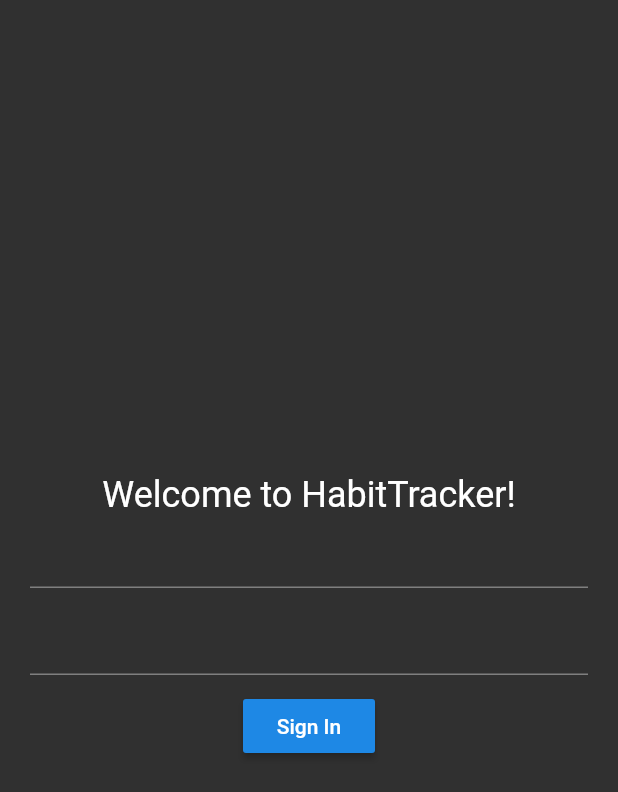
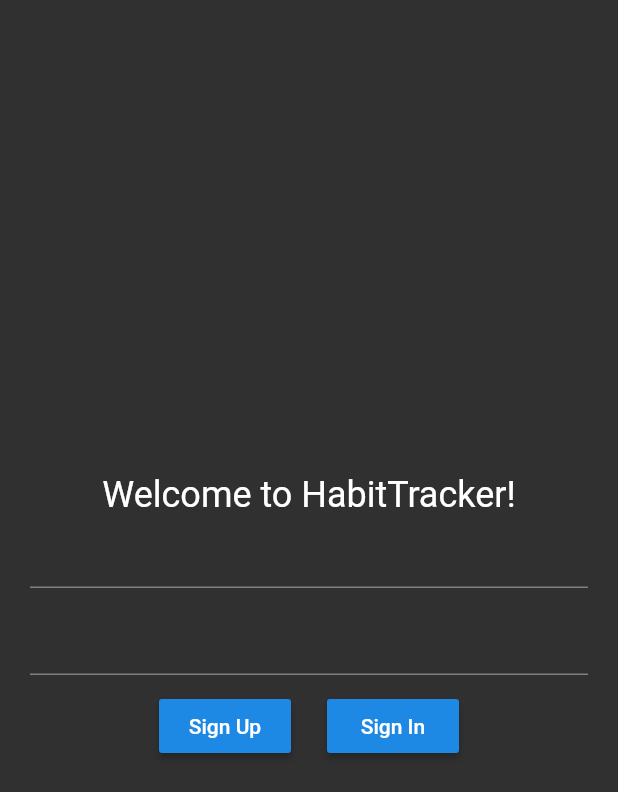
Before and after one commit to n-averyanov/habit_tracker_flutter, a Flutter app: the screen it shows after launch, after a tap on "Sign In", on a phone screen of 412 x 824 dp. Shown: the top 792 px of the screen. Run offline on Flutter 3.47's test engine with Material 2 defaults, Android fonts, the phone set to English and light mode, and no system bars; our stand-ins replace bloc, firebase_auth, flutter_bloc, sqflite; accounts and stored records are empty; network calls fail.

Commit message:
Sign Up with email and password

```diff
--- a/lib/blocs/auth_bloc/auth_bloc.dart
+++ b/lib/blocs/auth_bloc/auth_bloc.dart
@@ -2,6 +2,7 @@ import 'package:bloc/bloc.dart';
 import 'package:habit_tracker_flutter/blocs/auth_bloc/events/auth_event.dart';
 import 'package:habit_tracker_flutter/blocs/auth_bloc/events/init.dart';
 import 'package:habit_tracker_flutter/blocs/auth_bloc/events/sign_in.dart';
+import 'package:habit_tracker_flutter/blocs/auth_bloc/events/sign_up.dart';
 import 'package:habit_tracker_flutter/blocs/auth_bloc/states/auth_state.dart';
 import 'package:habit_tracker_flutter/blocs/auth_bloc/states/loading_state.dart';
 import 'package:habit_tracker_flutter/blocs/auth_bloc/states/user_logged_in.dart';
@@ -27,6 +28,9 @@ class AuthBlock extends Bloc<AuthEvent, AuthState> {
     } else if (event is LogOut) {
       await _auth.signOut();
       yield UserLoggedOut();
+    } else if (event is SignUp) {
+      final user = await _auth.signUp(event.email, event.password);
+      yield user == null ? UserLoggedOut() : UserLoggedIn(user);
     } else {
       throw Exception('Unknown event');
     }
--- /dev/null
+++ b/lib/blocs/auth_bloc/events/sign_up.dart
@@ -0,0 +1,8 @@
+import 'package:habit_tracker_flutter/blocs/auth_bloc/events/auth_event.dart';
+
+class SignUp extends AuthEvent {
+  final String email;
+  final String password;
+
+  SignUp(this.email, this.password);
+}
--- a/lib/main.dart
+++ b/lib/main.dart
@@ -3,6 +3,7 @@ import 'package:flutter_bloc/flutter_bloc.dart';
 import 'package:habit_tracker_flutter/blocs/auth_bloc/auth_bloc.dart';
 import 'package:habit_tracker_flutter/blocs/auth_bloc/events/sign_in.dart';
 import 'package:habit_tracker_flutter/blocs/auth_bloc/states/init_state.dart';
+import 'package:habit_tracker_flutter/screens/auth/register_screen.dart';
 import 'package:habit_tracker_flutter/screens/habit/habit_editor_page.dart';
 import 'package:habit_tracker_flutter/screens/settings_page.dart';
 import 'package:habit_tracker_flutter/themes.dart';
@@ -36,7 +37,8 @@ class MyApp extends StatelessWidget {
         routes: {
           '/': (context) => AuthControlWidget(),
           '/habit_editor': (context) => HabitEditorPage(),
-          '/settings': (context) => SettingsPage()
+          '/settings': (context) => SettingsPage(),
+          '/signUp': (context) => RegisterScreen()
         },
       ),
     );
--- a/lib/screens/auth/log_in_screen.dart
+++ b/lib/screens/auth/log_in_screen.dart
@@ -2,6 +2,7 @@ import 'package:flutter/material.dart';
 import 'package:flutter_bloc/flutter_bloc.dart';
 import 'package:habit_tracker_flutter/blocs/auth_bloc/auth_bloc.dart';
 import 'package:habit_tracker_flutter/blocs/auth_bloc/events/sign_in.dart';
+import 'package:habit_tracker_flutter/blocs/auth_bloc/events/sign_up.dart';
 
 class LogInScreen extends StatefulWidget {
   @override
@@ -43,12 +44,25 @@ class _LogInScreenState extends State<LogInScreen> {
                   SizedBox(
                     height: 10,
                   ),
-                  RaisedButton(
-                    onPressed: () {
-                      block.add(SignIn(
-                          _emailController.text, _passwordController.text));
-                    },
-                    child: Text('Sign In'),
+                  Row(
+                    mainAxisAlignment: MainAxisAlignment.center,
+                    children: [
+                      RaisedButton(
+                        onPressed: () {
+                          block.add(SignUp(_emailController.text.trim(),
+                              _passwordController.text.trim()));
+                        },
+                        child: Text('Sign Up'),
+                      ),
+                      SizedBox(width: 24),
+                      RaisedButton(
+                        onPressed: () {
+                          block.add(SignIn(_emailController.text.trim(),
+                              _passwordController.text.trim()));
+                        },
+                        child: Text('Sign In'),
+                      ),
+                    ],
                   )
                 ],
               ),
```
Also changed, not shown: lib/firebase/auth_service.dart (+11 -0 lines), lib/screens/auth/register_screen.dart (+8 -2 lines).
